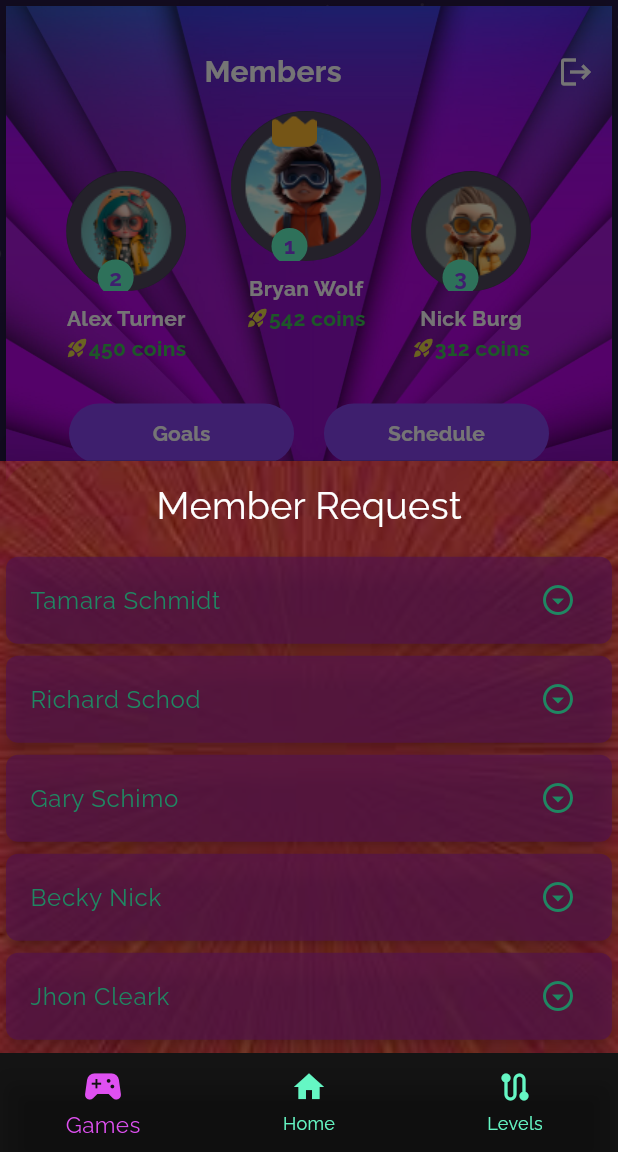
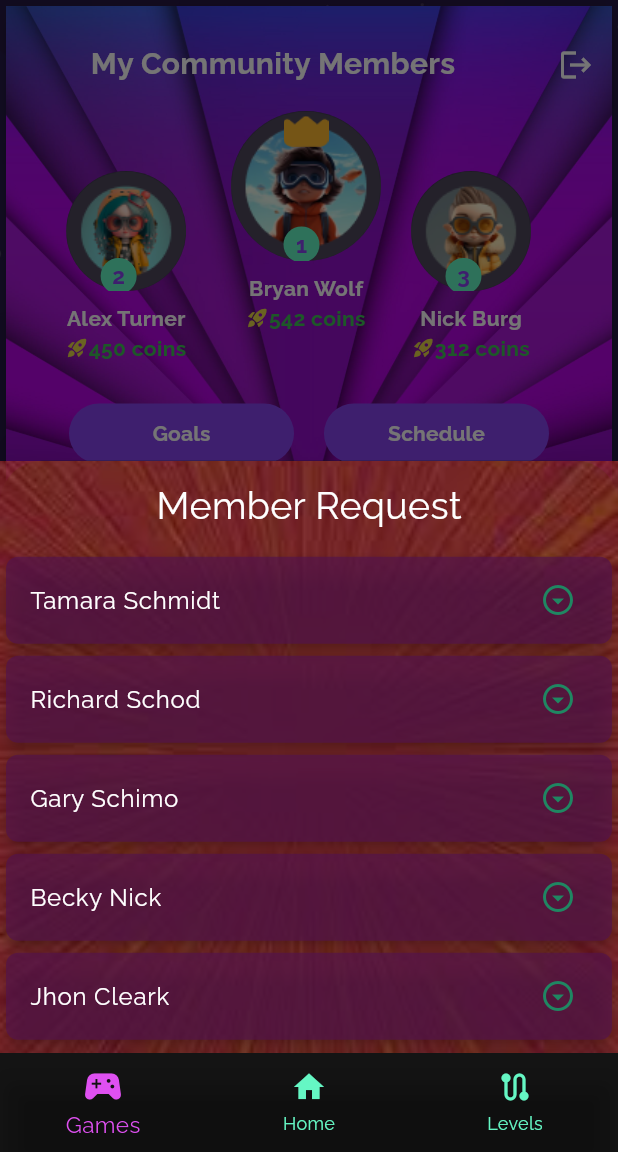
Before and after one commit to ShadmanShafeen/Green-Cycle, a Flutter app: the MyCommunity screen opened by its route, after a tap on the "person add" icon, on a phone screen of 412 x 824 dp, the part 84-1236 px from its top. Run offline on Flutter 3.47's test engine with Material 3 defaults, Android fonts, the phone set to English and light mode, and no system bars; our stand-ins replace awesome_snackbar_content, camera, carousel_slider, dio, firebase_auth, firebase_core and 15 more; missing offline and left inert: dart:ffi; accounts and stored records are empty.

Commit message:
my community update 2.0

```diff
--- a/lib/src/community/my_community_view/member-circle.dart
+++ b/lib/src/community/my_community_view/member-circle.dart
@@ -27,8 +27,8 @@ class MemberCircle extends StatelessWidget {
               backgroundImage: AssetImage(imageUrl),
             ),
             Positioned(
-              bottom: isTopMember ? -2 : -3,
-              left: isTopMember ? 27 : 21,
+              bottom: isTopMember ? -1 : -2,
+              left: isTopMember ? 35 : 23,
               child: CircleAvatar(
                 radius: 12,
                 backgroundColor: const Color.fromARGB(255, 101, 247, 196),
@@ -45,7 +45,7 @@ class MemberCircle extends StatelessWidget {
             if (isTopMember)
               Positioned(
                 top: -1.5,
-                left: 27,
+                left: 35,
                 child: Image.asset(
                   'lib/assets/img/crown.png',
                   height: 30,
--- a/lib/src/community/my_community_view/member_add_modal.dart
+++ b/lib/src/community/my_community_view/member_add_modal.dart
@@ -49,7 +49,7 @@ class _MemberAddModalState extends State<MemberAddModal> {
                     title: Text(
                       newmem[index].name,
                       style: TextStyle(
-                        color: Theme.of(context).colorScheme.secondaryFixedDim,
+                        color: Theme.of(context).colorScheme.onSurface,
                       ),
                     ),
                     trailing: Icon(
@@ -71,7 +71,7 @@ class _MemberAddModalState extends State<MemberAddModal> {
                                 style: const ButtonStyle(
                                   backgroundColor:
                                       WidgetStatePropertyAll<Color>(
-                                    Color.fromARGB(255, 136, 68, 240),
+                                    Color.fromARGB(50, 136, 68, 240),
                                   ),
                                   fixedSize: WidgetStatePropertyAll<Size>(
                                     Size.fromWidth(200),
@@ -111,7 +111,7 @@ class _MemberAddModalState extends State<MemberAddModal> {
                                 style: const ButtonStyle(
                                   backgroundColor:
                                       WidgetStatePropertyAll<Color>(
-                                    Color.fromARGB(255, 136, 68, 240),
+                                    Color.fromARGB(50, 136, 68, 240),
                                   ),
                                   fixedSize: WidgetStatePropertyAll<Size>(
                                     Size.fromWidth(200),
--- a/lib/src/community/my_community_view/my_community.dart
+++ b/lib/src/community/my_community_view/my_community.dart
@@ -124,17 +124,16 @@ class MyCommunity extends StatelessWidget {
             ),
           ),
           Positioned(
-            top: 20,
+            top: 15,
             left: 0,
             right: 0,
             child: Row(
               children: [
-
                 const Expanded(
                   child: Align(
                     alignment: Alignment.center,
                     child: Text(
-                      'Members',
+                      'My Community Members',
                       style: TextStyle(
                         fontWeight: FontWeight.bold,
                         color: Colors.white,
```
